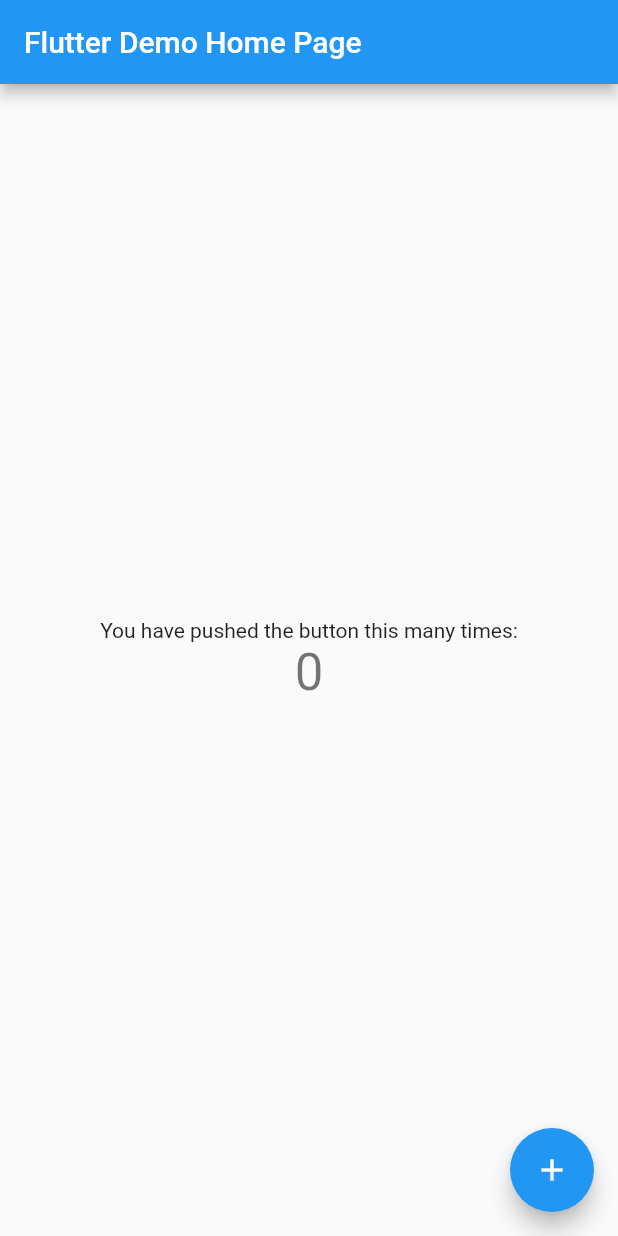
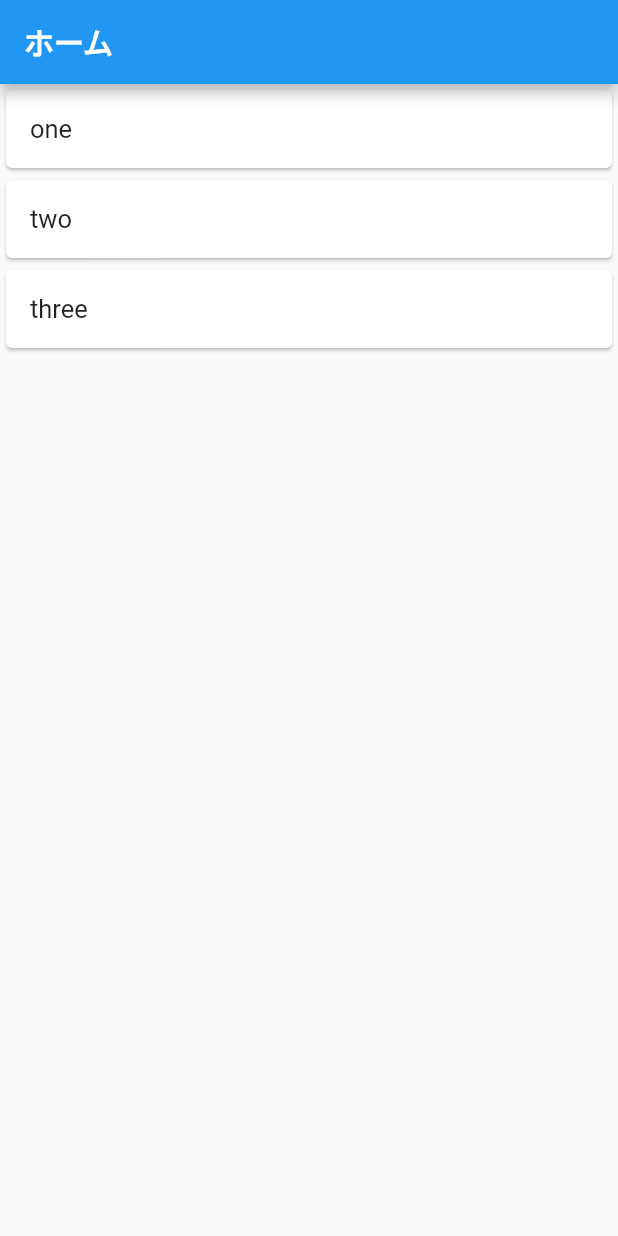
Before and after one commit to y-okudera/flutter_list_view, a Flutter app: the screen it shows after launch, on a phone screen of 412 x 824 dp. Run offline on Flutter 3.47's test engine with Material 2 defaults, Android fonts, the light colour scheme and no system bars.

Commit message:
ListViewを実装

```diff
--- a/lib/main.dart
+++ b/lib/main.dart
@@ -1,113 +1,52 @@
 import 'package:flutter/material.dart';
 
-void main() {
-  runApp(MyApp());
-}
+void main() => runApp(MyApp());
 
 class MyApp extends StatelessWidget {
-  // This widget is the root of your application.
   @override
   Widget build(BuildContext context) {
     return MaterialApp(
-      title: 'Flutter Demo',
-      theme: ThemeData(
-        // This is the theme of your application.
-        //
-        // Try running your application with "flutter run". You'll see the
-        // application has a blue toolbar. Then, without quitting the app, try
-        // changing the primarySwatch below to Colors.green and then invoke
-        // "hot reload" (press "r" in the console where you ran "flutter run",
-        // or simply save your changes to "hot reload" in a Flutter IDE).
-        // Notice that the counter didn't reset back to zero; the application
-        // is not restarted.
-        primarySwatch: Colors.blue,
-      ),
-      home: MyHomePage(title: 'Flutter Demo Home Page'),
+      home: HomeWidget(),
     );
   }
 }
 
-class MyHomePage extends StatefulWidget {
-  MyHomePage({Key? key, required this.title}) : super(key: key);
-
-  // This widget is the home page of your application. It is stateful, meaning
-  // that it has a State object (defined below) that contains fields that affect
-  // how it looks.
-
-  // This class is the configuration for the state. It holds the values (in this
-  // case the title) provided by the parent (in this case the App widget) and
-  // used by the build method of the State. Fields in a Widget subclass are
-  // always marked "final".
-
-  final String title;
-
+class HomeWidget extends StatefulWidget {
   @override
-  _MyHomePageState createState() => _MyHomePageState();
+  _HomeWidgetState createState() => _HomeWidgetState();
 }
 
-class _MyHomePageState extends State<MyHomePage> {
-  int _counter = 0;
-
-  void _incrementCounter() {
-    setState(() {
-      // This call to setState tells the Flutter framework that something has
-      // changed in this State, which causes it to rerun the build method below
-      // so that the display can reflect the updated values. If we changed
-      // _counter without calling setState(), then the build method would not be
-      // called again, and so nothing would appear to happen.
-      _counter++;
-    });
-  }
+class _HomeWidgetState extends State<HomeWidget> {
+  var listItem = ["one", "two", "three"];
 
   @override
   Widget build(BuildContext context) {
-    // This method is rerun every time setState is called, for instance as done
-    // by the _incrementCounter method above.
-    //
-    // The Flutter framework has been optimized to make rerunning build methods
-    // fast, so that you can just rebuild anything that needs updating rather
-    // than having to individually change instances of widgets.
     return Scaffold(
       appBar: AppBar(
-        // Here we take the value from the MyHomePage object that was created by
-        // the App.build method, and use it to set our appbar title.
-        title: Text(widget.title),
-      ),
-      body: Center(
-        // Center is a layout widget. It takes a single child and positions it
-        // in the middle of the parent.
-        child: Column(
-          // Column is also a layout widget. It takes a list of children and
-          // arranges them vertically. By default, it sizes itself to fit its
-          // children horizontally, and tries to be as tall as its parent.
-          //
-          // Invoke "debug painting" (press "p" in the console, choose the
-          // "Toggle Debug Paint" action from the Flutter Inspector in Android
-          // Studio, or the "Toggle Debug Paint" command in Visual Studio Code)
-          // to see the wireframe for each widget.
-          //
-          // Column has various properties to control how it sizes itself and
-          // how it positions its children. Here we use mainAxisAlignment to
-          // center the children vertically; the main axis here is the vertical
-          // axis because Columns are vertical (the cross axis would be
-          // horizontal).
-          mainAxisAlignment: MainAxisAlignment.center,
-          children: <Widget>[
-            Text(
-              'You have pushed the button this many times:',
-            ),
-            Text(
-              '$_counter',
-              style: Theme.of(context).textTheme.headline4,
-            ),
-          ],
+        title: Text(
+          'ホーム',
+          style: TextStyle(fontWeight: FontWeight.bold),
         ),
       ),
-      floatingActionButton: FloatingActionButton(
-        onPressed: _incrementCounter,
-        tooltip: 'Increment',
-        child: Icon(Icons.add),
-      ), // This trailing comma makes auto-formatting nicer for build methods.
+      body: ListView.builder(
+        itemBuilder: (BuildContext context, int index) {
+          return Card(
+            child: new InkWell(
+              onTap: () {
+                print('tapped index $index');
+              },
+              child: Padding(
+                child: Text(
+                  listItem[index],
+                  style: TextStyle(fontSize: 17.0),
+                ),
+                padding: EdgeInsets.all(16.0),
+              ),
+            ),
+          );
+        },
+        itemCount: listItem.length,
+      ),
     );
   }
 }
```
